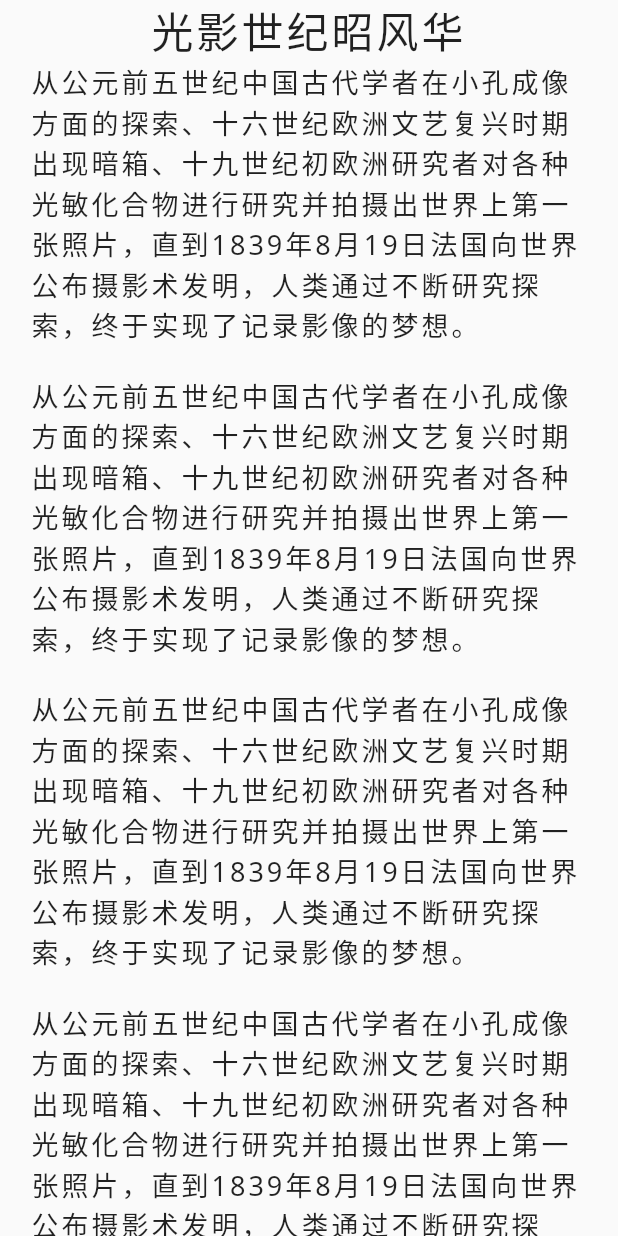
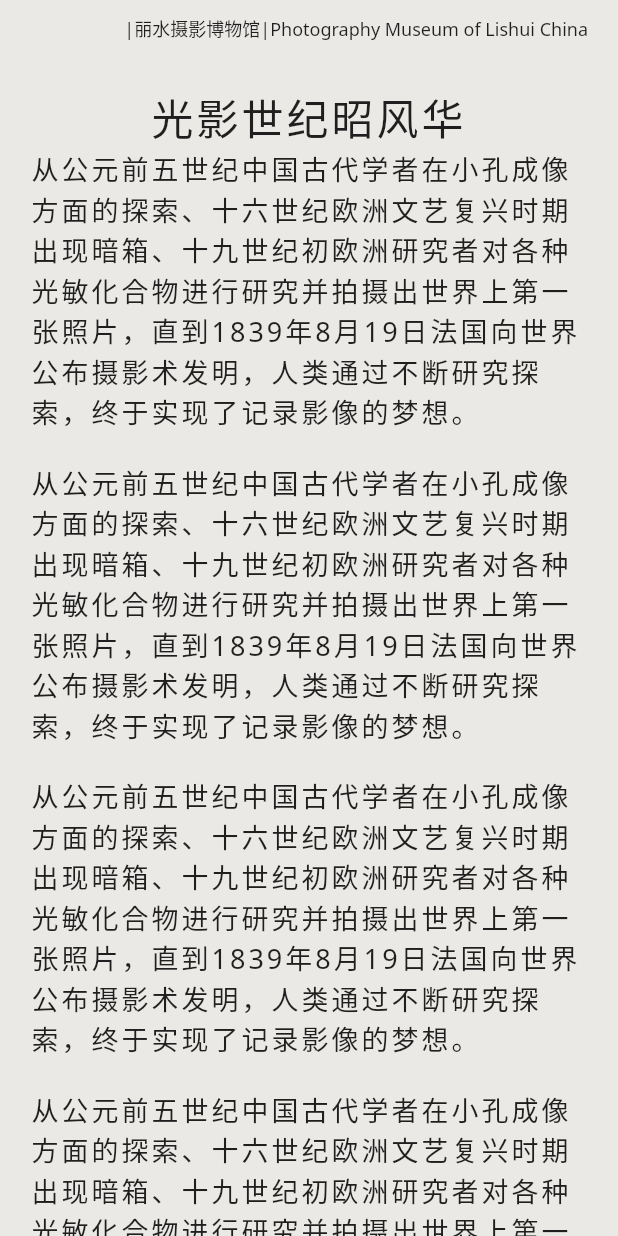
Before and after one commit to qdqdGit/lssy, a Flutter app: the ArticlePage screen opened directly, on a phone screen of 412 x 824 dp. Run offline on Flutter 3.47's test engine with Material 2 defaults, Android fonts, the phone set to English and light mode, and no system bars; our stand-ins replace redux; network calls fail.

Commit message:
保存页眉

```diff
--- a/lib/widgets/article_page.dart
+++ b/lib/widgets/article_page.dart
@@ -1,4 +1,5 @@
 import 'package:flutter/material.dart';
+import 'package:lssy/widgets/component/PageHeader.dart';
 import 'dart:ui';
 
 class ArticlePage extends StatefulWidget {
@@ -13,10 +14,16 @@ class _ArticlePageState extends State<ArticlePage>{
   Widget build(BuildContext context) {
     return new Scaffold(
       body: new Container(
-        padding: EdgeInsets.only(top: statusBarHeight,left: 20,right: 20),
+        padding: EdgeInsets.only(top: 10),
+        color: Color.fromARGB(255, 234, 233, 230),
         child:ListView(
+          padding: EdgeInsets.only(top: statusBarHeight,left: 20,right: 20),
           children: <Widget>[
             new Container(
+                child: PageHeader()
+            ),
+            new Container(
+              padding: EdgeInsets.only(top: 30),
                 child: new Text(
                   "光影世纪昭风华",
                   style: new TextStyle(fontSize: 28,fontFamily: 'NotoSans',letterSpacing: 2),
--- /dev/null
+++ b/lib/widgets/component/PageHeader.dart
@@ -0,0 +1,21 @@
+import 'package:flutter/material.dart';
+
+class PageHeader extends StatelessWidget {
+  PageHeader({Key key}):super(key:key);
+  @override
+  Widget build(BuildContext context) {
+    // TODO: implement build
+    return new GestureDetector(
+      onTap: (){
+        Navigator.pop(context);
+      },
+      child: new Container(
+        child: new Text(
+          "|丽水摄影博物馆|Photography Museum of Lishui China",
+          style: new TextStyle(fontSize: 12,fontFamily: 'NotoSans'),
+          textAlign: TextAlign.right,
+        ),
+      ),
+    );
+  }
+}
```
